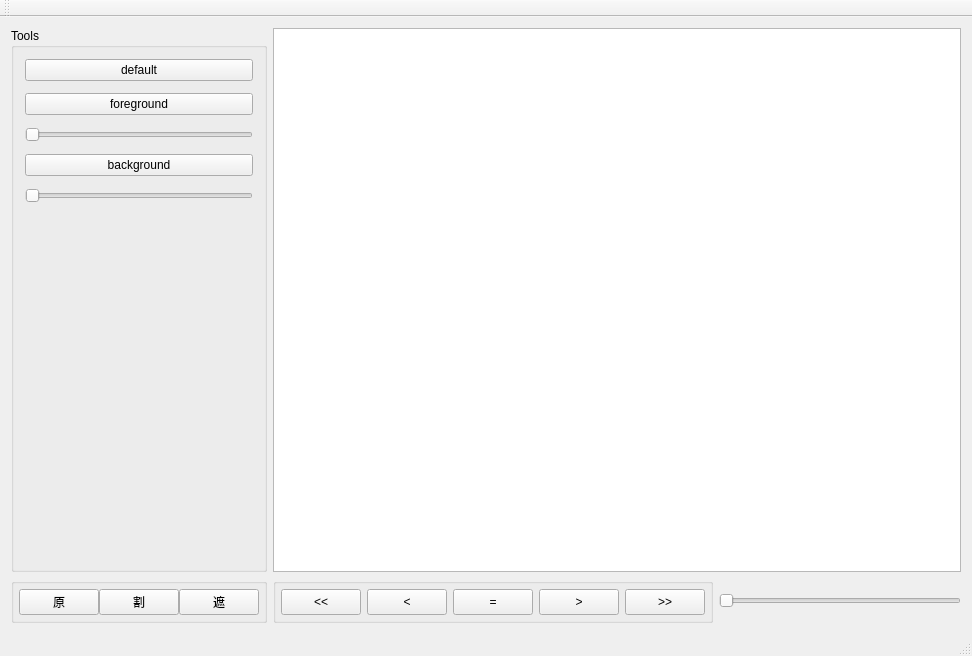
Before: the Qt Designer form video-snapcut-ui/video-snapcut/mainwindow.ui in lcchust/video-snapcut-1, drawn with Qt 5.
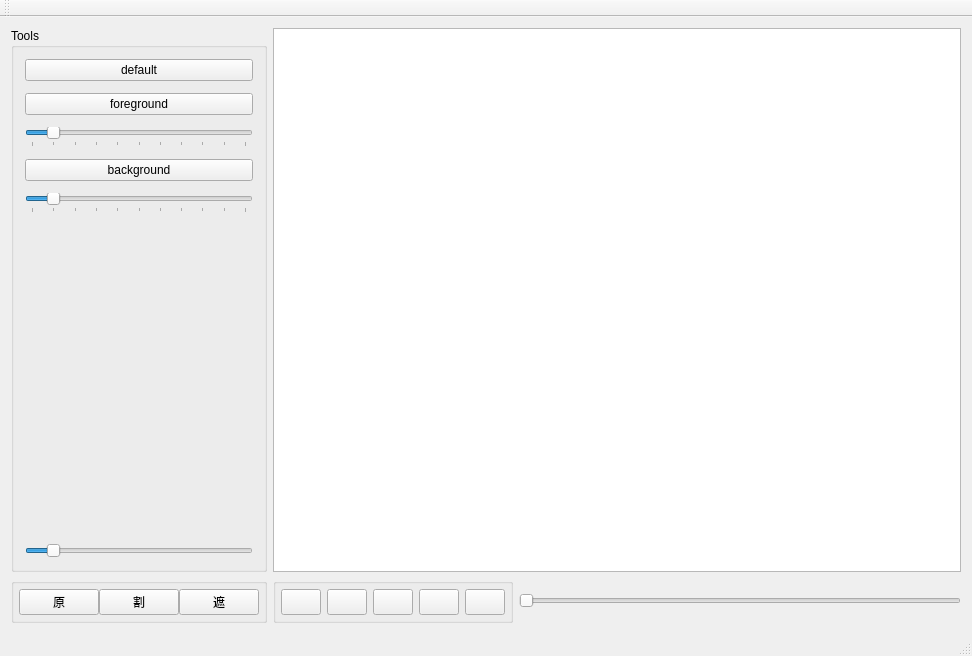
After: the same form once the commit is applied.

```diff
--- a/video-snapcut-ui/video-snapcut/mainwindow.ui
+++ b/video-snapcut-ui/video-snapcut/mainwindow.ui
@@ -118,9 +118,21 @@
            <verstretch>0</verstretch>
           </sizepolicy>
          </property>
+         <property name="maximum">
+          <number>20</number>
+         </property>
+         <property name="value">
+          <number>2</number>
+         </property>
          <property name="orientation">
           <enum>Qt::Horizontal</enum>
          </property>
+         <property name="tickPosition">
+          <enum>QSlider::TicksBelow</enum>
+         </property>
+         <property name="tickInterval">
+          <number>2</number>
+         </property>
         </widget>
        </item>
        <item>
@@ -141,9 +153,21 @@
            <verstretch>0</verstretch>
           </sizepolicy>
          </property>
+         <property name="maximum">
+          <number>20</number>
+         </property>
+         <property name="value">
+          <number>2</number>
+         </property>
          <property name="orientation">
           <enum>Qt::Horizontal</enum>
          </property>
+         <property name="tickPosition">
+          <enum>QSlider::TicksBelow</enum>
+         </property>
+         <property name="tickInterval">
+          <number>2</number>
+         </property>
         </widget>
        </item>
        <item>
@@ -159,6 +183,28 @@
          </property>
         </spacer>
        </item>
+       <item>
+        <widget class="QSlider" name="graphcutGammaSlider">
+         <property name="sizePolicy">
+          <sizepolicy hsizetype="Preferred" vsizetype="Fixed">
+           <horstretch>0</horstretch>
+           <verstretch>0</verstretch>
+          </sizepolicy>
+         </property>
+         <property name="maximum">
+          <number>100</number>
+         </property>
+         <property name="singleStep">
+          <number>2</number>
+         </property>
+         <property name="value">
+          <number>10</number>
+         </property>
+         <property name="orientation">
+          <enum>Qt::Horizontal</enum>
+         </property>
+        </widget>
+       </item>
       </layout>
       <zorder>foregroundTool</zorder>
       <zorder>defaultTool</zorder>
@@ -192,26 +238,38 @@
        <item>
         <widget class="QPushButton" name="pushButton_5">
          <property name="sizePolicy">
-          <sizepolicy hsizetype="Preferred" vsizetype="Preferred">
+          <sizepolicy hsizetype="Maximum" vsizetype="Preferred">
            <horstretch>0</horstretch>
            <verstretch>20</verstretch>
           </sizepolicy>
          </property>
+         <property name="maximumSize">
+          <size>
+           <width>50</width>
+           <height>16777215</height>
+          </size>
+         </property>
          <property name="text">
-          <string>&lt;&lt;</string>
+          <string/>
          </property>
         </widget>
        </item>
        <item>
         <widget class="QPushButton" name="pushButton">
          <property name="sizePolicy">
-          <sizepolicy hsizetype="Preferred" vsizetype="Preferred">
+          <sizepolicy hsizetype="Maximum" vsizetype="Preferred">
            <horstretch>0</horstretch>
            <verstretch>0</verstretch>
           </sizepolicy>
          </property>
+         <property name="maximumSize">
+          <size>
+           <width>50</width>
+           <height>16777215</height>
+          </size>
+         </property>
          <property name="text">
-          <string>&lt;</string>
+          <string/>
          </property>
          <attribute name="buttonGroup">
           <string notr="true">buttonGroup_video</string>
@@ -221,26 +279,41 @@
        <item>
         <widget class="QPushButton" name="pushButton_3">
          <property name="sizePolicy">
-          <sizepolicy hsizetype="Preferred" vsizetype="Preferred">
+          <sizepolicy hsizetype="Maximum" vsizetype="Preferred">
            <horstretch>0</horstretch>
            <verstretch>20</verstretch>
           </sizepolicy>
          </property>
+         <property name="maximumSize">
+          <size>
+           <width>50</width>
+           <height>16777215</height>
+          </size>
+         </property>
          <property name="text">
-          <string>=</string>
+          <string/>
          </property>
         </widget>
        </item>
        <item>
-        <widget class="QPushButton" name="pushButton_2">
+        <widget class="QPushButton" name="fwdOnceButton">
+         <property name="enabled">
+          <bool>true</bool>
+         </property>
          <property name="sizePolicy">
-          <sizepolicy hsizetype="Minimum" vsizetype="Preferred">
+          <sizepolicy hsizetype="Maximum" vsizetype="Preferred">
            <horstretch>0</horstretch>
            <verstretch>0</verstretch>
           </sizepolicy>
          </property>
+         <property name="maximumSize">
+          <size>
+           <width>50</width>
+           <height>16777215</height>
+          </size>
+         </property>
          <property name="text">
-          <string>&gt;</string>
+          <string/>
          </property>
          <attribute name="buttonGroup">
           <string notr="true">buttonGroup_video</string>
@@ -250,13 +323,19 @@
        <item>
         <widget class="QPushButton" name="pushButton_4">
          <property name="sizePolicy">
-          <sizepolicy hsizetype="Minimum" vsizetype="Preferred">
+          <sizepolicy hsizetype="Maximum" vsizetype="Preferred">
            <horstretch>0</horstretch>
            <verstretch>0</verstretch>
           </sizepolicy>
          </property>
+         <property name="maximumSize">
+          <size>
+           <width>50</width>
+           <height>16777215</height>
+          </size>
+         </property>
          <property name="text">
-          <string>&gt;&gt;</string>
+          <string/>
          </property>
         </widget>
        </item>
```
Left out of the diff: 27 changed lines with no effect on the pictures.
